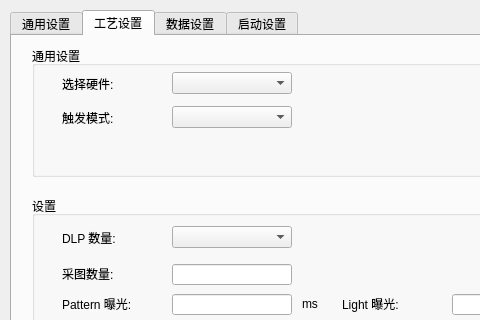
Above: HSGWorkflowCtrl/worksetting.ui from chuandongxu/AOI before the change; both pictures show x 0 to 480 and y 0 to 320 of the 1200 by 850 pixel window. Below: the same form after it.
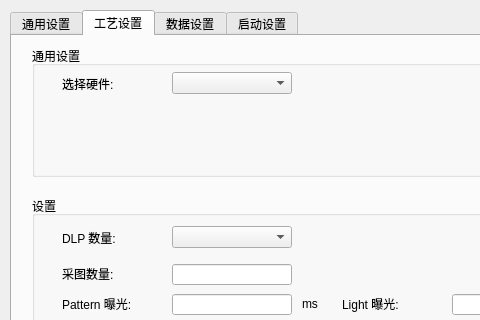
That is the form after the change.

Commit message:
New Chn7/Chn8 hardware trigger mode applied
1. Remove the combox of New Light Card Software or Hardware Mode ;
2. All the 6 pics light images or 54 pics images will use the hardware trigger, that using the motion output IO to trigger.
3. One image and 48 pices images trigger will be software trigger.
4. Modify the Auto Run Thread to support capturing 6 pics for alignment and capturing 54 pics for inspection.

Diff of the .ui file:
```diff
--- a/HSGWorkflowCtrl/worksetting.ui
+++ b/HSGWorkflowCtrl/worksetting.ui
@@ -395,29 +395,6 @@
        <string>保存</string>
       </property>
      </widget>
-     <widget class="QComboBox" name="comboBox_triggerMode">
-      <property name="geometry">
-       <rect>
-        <x>140</x>
-        <y>60</y>
-        <width>120</width>
-        <height>22</height>
-       </rect>
-      </property>
-     </widget>
-     <widget class="QLabel" name="label_6">
-      <property name="geometry">
-       <rect>
-        <x>30</x>
-        <y>64</y>
-        <width>72</width>
-        <height>15</height>
-       </rect>
-      </property>
-      <property name="text">
-       <string>触发模式:</string>
-      </property>
-     </widget>
     </widget>
     <widget class="QGroupBox" name="groupBox_2">
      <property name="geometry">
```
The commit also changes 14 other files.
